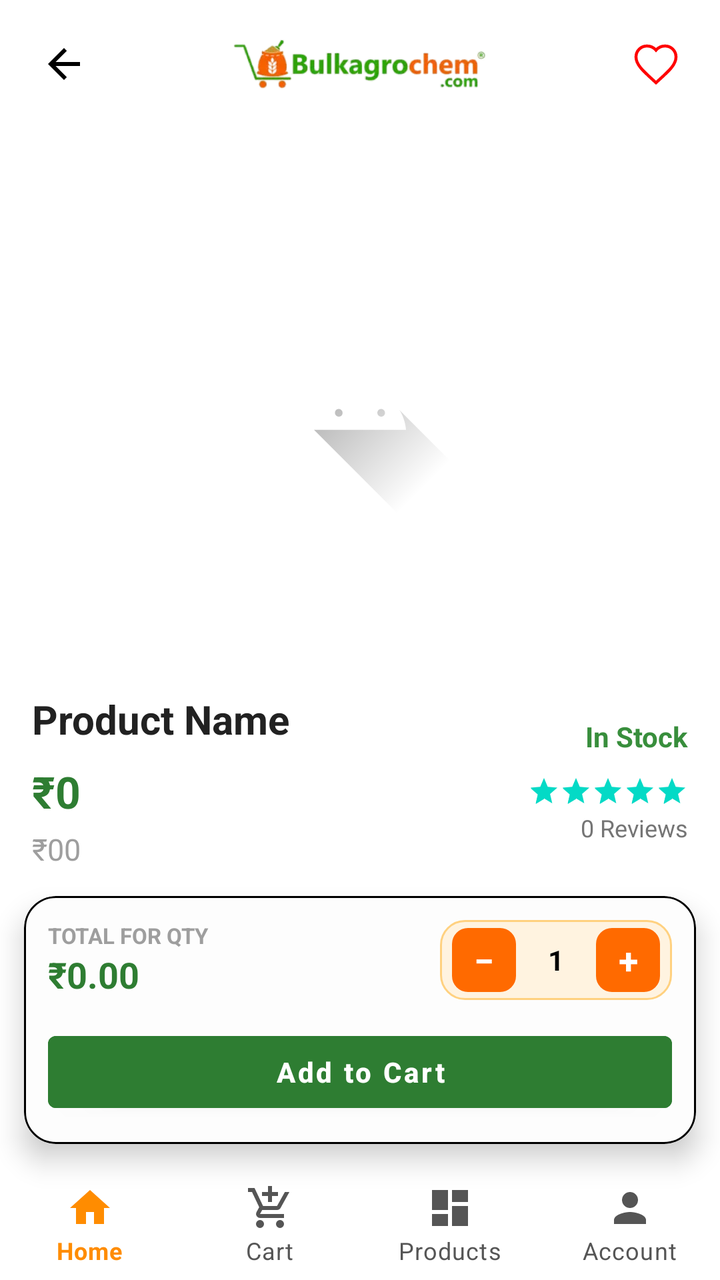
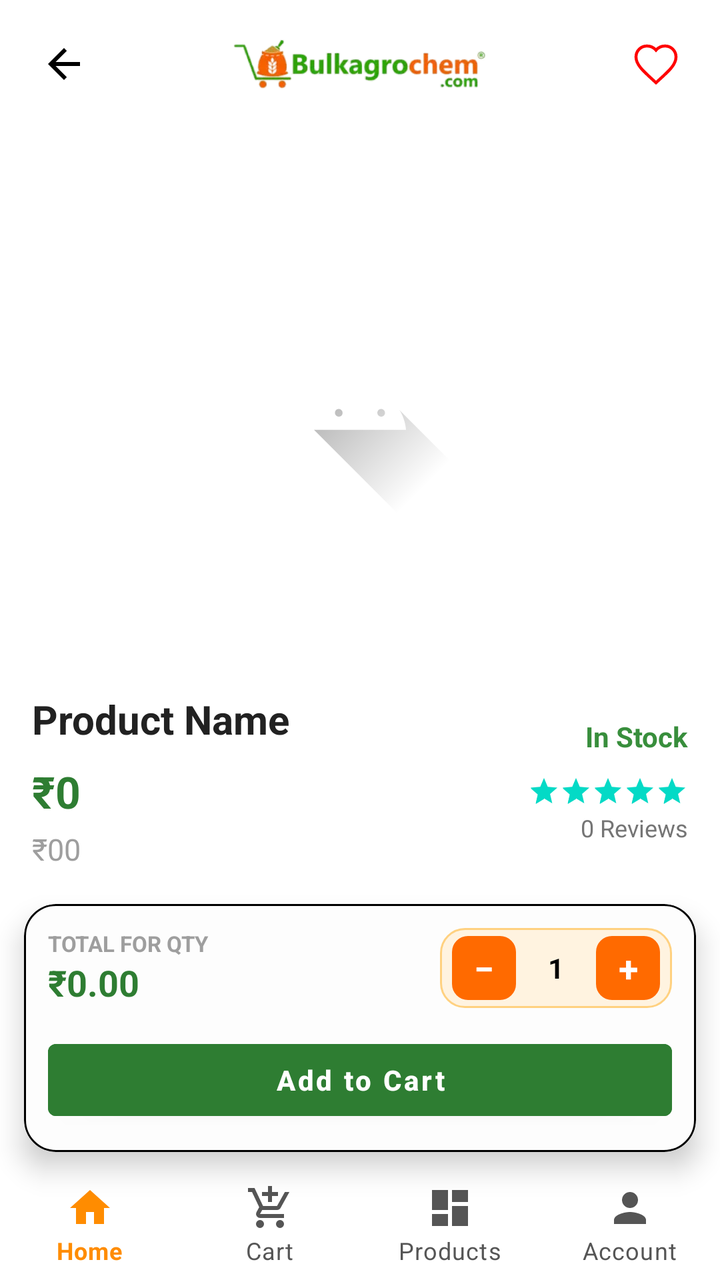

The first picture is an Android layout as it rendered before a commit; the second is the same layout after the commit. The layout source and the unified diff follow.
<!-- AndroidManifest.xml: application theme Theme.BulkAgrochem -->
<!-- res/layout/activity_product_detail.xml -->
<?xml version="1.0" encoding="utf-8"?>
<LinearLayout xmlns:android="http://schemas.android.com/apk/res/android"
    xmlns:app="http://schemas.android.com/apk/res-auto"
    xmlns:tools="http://schemas.android.com/tools"
    android:layout_width="match_parent"
    android:layout_height="match_parent"
    android:background="#FFFFFF"
    android:fitsSystemWindows="true"
    android:orientation="vertical">

    
    <RelativeLayout
        android:layout_width="match_parent"
        android:layout_height="wrap_content"
        android:background="#FFFFFF"
        android:padding="12dp">

        <ImageButton
            android:id="@+id/btnBack"
            android:layout_width="40dp"
            android:layout_height="40dp"
            android:layout_centerVertical="true"
            android:background="?attr/selectableItemBackgroundBorderless"
            android:contentDescription="Back"
            android:src="@drawable/ic_back"
            app:tint="@color/black" />

        <ImageView
            android:id="@+id/ivLogo"
            android:layout_width="140dp"
            android:layout_height="40dp"
            android:layout_centerInParent="true"
            android:contentDescription="@string/app_name"
            android:scaleType="fitCenter"
            android:src="@drawable/logo_bulkagro" />

        <ImageButton
            android:id="@+id/btnWishlistDetail"
            android:layout_width="40dp"
            android:layout_height="40dp"
            android:layout_alignParentEnd="true"
            android:layout_centerVertical="true"
            android:background="@android:color/transparent"
            android:contentDescription="Add to wishlist"
            android:padding="6dp"
            android:scaleType="centerInside"
            android:src="@drawable/ic_wishlist_border" />

    </RelativeLayout>

    <androidx.core.widget.NestedScrollView
        android:id="@+id/main"
        android:layout_width="match_parent"
        android:layout_height="0dp"
        android:layout_weight="1"
        android:background="#FFFFFF">

        <LinearLayout
            android:layout_width="match_parent"
            android:layout_height="wrap_content"
            android:orientation="vertical"
            android:padding="16dp">

            
            <FrameLayout
                android:layout_width="match_parent"
                android:layout_height="wrap_content">

                
                <ImageView
                    android:id="@+id/imgProduct"
                    android:layout_width="match_parent"
                    android:layout_height="250dp"
                    android:scaleType="centerInside"
                    android:src="@drawable/ic_launcher_foreground" />

            </FrameLayout>

            
            <RelativeLayout
                android:layout_width="match_parent"
                android:layout_height="wrap_content"
                android:layout_marginTop="16dp">

                
                <LinearLayout
                    android:id="@+id/leftContent"
                    android:layout_width="match_parent"
                    android:layout_height="wrap_content"
                    android:layout_marginEnd="16dp"
                    android:layout_toStartOf="@+id/rightContent"
                    android:orientation="vertical">

                    
                    <TextView
                        android:id="@+id/txtProductName"
                        android:layout_width="match_parent"
                        android:layout_height="wrap_content"
                        android:ellipsize="end"
                        android:maxLines="2"
                        android:text="Product Name"
                        android:textColor="#212121"
                        android:textSize="20sp"
                        android:textStyle="bold" />

                    
                    <LinearLayout
                        android:layout_width="wrap_content"
                        android:layout_height="wrap_content"
                        android:layout_marginTop="8dp"
                        android:gravity="center_vertical"
                        android:orientation="horizontal">

                        <TextView
                            android:id="@+id/txtProductPrice"
                            android:layout_width="wrap_content"
                            android:layout_height="wrap_content"
                            android:text="₹0"
                            android:textColor="#2E7D32"
                            android:textSize="22sp"
                            android:textStyle="bold" />

                        <FrameLayout
                            android:id="@+id/skeletonPrice"
                            android:layout_width="60dp"
                            android:layout_height="20dp"
                            android:layout_marginStart="8dp"
                            android:visibility="gone">

                            <View
                                android:layout_width="match_parent"
                                android:layout_height="match_parent"
                                android:background="#E0E0E0" />

                            <View
                                android:id="@+id/shimmerPrice"
                                android:layout_width="match_parent"
                                android:layout_height="match_parent"
                                android:background="@drawable/shimmer_gradient" />
                        </FrameLayout>
                    </LinearLayout>

                    
                    <LinearLayout
                        android:layout_width="wrap_content"
                        android:layout_height="wrap_content"
                        android:layout_marginTop="4dp"
                        android:gravity="center_vertical"
                        android:orientation="horizontal">

                        <TextView
                            android:id="@+id/txtOriginalPrice"
                            android:layout_width="wrap_content"
                            android:layout_height="wrap_content"
                            android:text="₹00"
                            android:textColor="#9E9E9E"
                            android:textSize="15sp" />

                        <TextView
                            android:id="@+id/txtDiscount"
                            android:layout_width="wrap_content"
                            android:layout_height="wrap_content"
                            android:layout_marginStart="10dp"
                            android:background="@drawable/bg_discount"
                            android:paddingHorizontal="8dp"
                            android:paddingVertical="4dp"
                            android:text="10% OFF"
                            android:textColor="#FFFFFF"
                            android:textSize="12sp"
                            android:textStyle="bold"
                            android:visibility="gone"
                            tools:visibility="visible" />

                        <FrameLayout
                            android:id="@+id/skeletonDiscount"
                            android:layout_width="70dp"
                            android:layout_height="24dp"
                            android:layout_marginStart="10dp"
                            android:visibility="gone">

                            <View
                                android:layout_width="match_parent"
                                android:layout_height="match_parent"
                                android:background="#E0E0E0" />

                            <View
                                android:id="@+id/shimmerDiscount"
                                android:layout_width="match_parent"
                                android:layout_height="match_parent"
                                android:background="@drawable/shimmer_gradient" />
                        </FrameLayout>
                    </LinearLayout>
                </LinearLayout>

                
                <LinearLayout
                    android:id="@+id/rightContent"
                    android:layout_width="wrap_content"
                    android:layout_height="wrap_content"
                    android:layout_alignParentEnd="true"
                    android:layout_centerVertical="true"
                    android:gravity="end"
                    android:orientation="vertical">

                    
                    <TextView
                        android:id="@+id/txtStock"
                        android:layout_width="wrap_content"
                        android:layout_height="wrap_content"
                        android:text="In Stock"
                        android:textColor="#388E3C"
                        android:textSize="14sp"
                        android:textStyle="bold" />

                    
                    <LinearLayout
                        android:layout_width="wrap_content"
                        android:layout_height="wrap_content"
                        android:layout_marginTop="10dp"
                        android:gravity="end"
                        android:orientation="vertical">

                        <RatingBar
                            android:id="@+id/ratingBar"
                            style="?android:attr/ratingBarStyleSmall"
                            android:layout_width="wrap_content"
                            android:layout_height="wrap_content"
                            android:isIndicator="true"
                            android:numStars="5"
                            android:progressBackgroundTint="#CCCCCC"
                            android:rating="5"
                            android:stepSize="0.5"
                            android:theme="@style/Widget.AppCompat.RatingBar.Small" />

                        <TextView
                            android:id="@+id/txtReviews"
                            android:layout_width="wrap_content"
                            android:layout_height="wrap_content"
                            android:layout_marginTop="2dp"
                            android:text="0 Reviews"
                            android:textColor="#757575"
                            android:textSize="12sp" />
                    </LinearLayout>
                </LinearLayout>
            </RelativeLayout>

            
            <LinearLayout
                android:id="@+id/skeletonDescription"
                android:layout_width="match_parent"
                android:layout_height="wrap_content"
                android:layout_marginTop="16dp"
                android:orientation="vertical"
                android:visibility="gone">

                <FrameLayout
                    android:layout_width="match_parent"
                    android:layout_height="16dp"
                    android:layout_marginTop="4dp">

                    <View
                        android:layout_width="match_parent"
                        android:layout_height="match_parent"
                        android:background="#E0E0E0" />

                    <View
                        android:id="@+id/shimmerDesc1"
                        android:layout_width="match_parent"
                        android:layout_height="match_parent"
                        android:background="@drawable/shimmer_gradient" />
                </FrameLayout>

                <FrameLayout
                    android:layout_width="match_parent"
                    android:layout_height="16dp"
                    android:layout_marginTop="4dp">

                    <View
                        android:layout_width="match_parent"
                        android:layout_height="match_parent"
                        android:background="#E0E0E0" />

                    <View
                        android:id="@+id/shimmerDesc2"
                        android:layout_width="match_parent"
                        android:layout_height="match_parent"
                        android:background="@drawable/shimmer_gradient" />
                </FrameLayout>
            </LinearLayout>

            
            <TextView
                android:id="@+id/txtMaxQtyPriceInfo"
                android:layout_width="wrap_content"
                android:layout_height="wrap_content"
                android:layout_marginTop="24dp"
                android:layout_marginBottom="2dp"
                android:text="₹00 (If you buy max QTY)+ GST (Rates are Per Kg/Per Liter)"
                android:textColor="#000"
                android:textSize="16sp"
                android:textStyle="italic" />

            <TextView
                android:layout_width="wrap_content"
                android:layout_height="wrap_content"
                android:layout_marginTop="12dp"
                android:text="Price Range based on Quantity"
                android:textColor="#000"
                android:textSize="16sp"
                android:textStyle="bold" />

            <TableLayout
                android:id="@+id/tablePriceRange"
                android:layout_width="match_parent"
                android:layout_height="wrap_content"
                android:layout_marginTop="8dp"
                android:background="@drawable/table_border"
                android:stretchColumns="*"
                android:visibility="visible">

                <TableRow
                    android:background="@drawable/table_header_border"
                    android:padding="10dp">

                    <TextView
                        android:padding="8dp"
                        android:text="Quantity (Kg/Ltr/Nos)"
                        android:textColor="@android:color/white"
                        android:textStyle="bold" />

                    <TextView
                        android:padding="8dp"
                        android:text="Price (Per Kg/Ltr/Nos)"
                        android:textColor="@android:color/white"
                        android:textStyle="bold" />
                </TableRow>

            </TableLayout>

            
            <LinearLayout
                android:id="@+id/skeletonTable"
                android:layout_width="match_parent"
                android:layout_height="wrap_content"
                android:orientation="vertical"
                android:visibility="gone">

                <FrameLayout
                    android:layout_width="match_parent"
                    android:layout_height="40dp"
                    android:layout_marginTop="4dp">

                    <View
                        android:layout_width="match_parent"
                        android:layout_height="match_parent"
                        android:background="#E0E0E0" />

                    <View
                        android:id="@+id/shimmerTable1"
                        android:layout_width="match_parent"
                        android:layout_height="match_parent"
                        android:background="@drawable/shimmer_gradient" />
                </FrameLayout>
            </LinearLayout>

            <TextView
                android:id="@+id/tvTermsConditions"
                android:layout_width="wrap_content"
                android:layout_height="wrap_content"
                android:layout_marginTop="16dp"
                android:text="T&amp;C* GST and Transportation Charges are Extra. (Transport Charges are too Pay)"
                android:textColor="#000"
                android:textSize="14sp"
                android:textStyle="italic" />

            
            <TextView
                android:id="@+id/txtDescription"
                android:layout_width="match_parent"
                android:layout_height="wrap_content"
                android:layout_marginTop="16dp"
                android:text="Product Description..."
                android:textColor="#757575"
                android:textSize="14sp"
                android:visibility="gone" />

            <TextView
                android:id="@+id/txtDetails"
                android:layout_width="match_parent"
                android:layout_height="wrap_content"
                android:layout_marginTop="12dp"
                android:text="Product Details..."
                android:textColor="#616161"
                android:textSize="14sp"
                android:visibility="gone" />

            
            <TextView
                android:id="@+id/tvRelated"
                android:layout_width="wrap_content"
                android:layout_height="wrap_content"
                android:layout_marginTop="24dp"
                android:text="Related Products"
                android:textColor="@color/black"
                android:textSize="18sp"
                android:textStyle="bold" />

            <FrameLayout
                android:layout_width="match_parent"
                android:layout_height="wrap_content"
                android:layout_marginTop="12dp">

                <androidx.recyclerview.widget.RecyclerView
                    android:id="@+id/rvRelatedProducts"
                    android:layout_width="match_parent"
                    android:layout_height="wrap_content"
                    android:orientation="horizontal" />

                <HorizontalScrollView
                    android:id="@+id/skeleton_related"
                    android:layout_width="match_parent"
                    android:layout_height="wrap_content"
                    android:scrollbars="none"
                    android:visibility="gone">

                    <LinearLayout
                        android:layout_width="wrap_content"
                        android:layout_height="wrap_content"
                        android:orientation="horizontal">

                        <include layout="@layout/item_skeleton_product" />

                        <include layout="@layout/item_skeleton_product" />

                        <include layout="@layout/item_skeleton_product" />
                    </LinearLayout>
                </HorizontalScrollView>
            </FrameLayout>

        </LinearLayout>
    </androidx.core.widget.NestedScrollView>

    
    <com.google.android.material.card.MaterialCardView
        android:id="@+id/cardQuantitySelector"
        android:layout_width="match_parent"
        android:layout_height="wrap_content"
        android:layout_margin="12dp"
        app:cardBackgroundColor="#FDFDFD"
        app:cardCornerRadius="16dp"
        android:background="@drawable/bg_skeleton"
        app:cardElevation="8dp"
        app:strokeColor="@color/black"
        app:strokeWidth="1dp">

        <LinearLayout
            android:layout_width="match_parent"
            android:layout_height="wrap_content"
            android:orientation="vertical"
            android:padding="12dp">

            <RelativeLayout
                android:layout_width="match_parent"
                android:layout_height="wrap_content">

                <LinearLayout
                    android:layout_width="wrap_content"
                    android:layout_height="wrap_content"
                    android:layout_alignParentStart="true"
                    android:layout_centerVertical="true"
                    android:gravity="start"
                    android:orientation="vertical">

                    <TextView
                        android:layout_width="wrap_content"
                        android:layout_height="wrap_content"
                        android:text="Total for Qty"
                        android:textAllCaps="true"
                        android:textColor="#9E9E9E"
                        android:textSize="11sp"
                        android:textStyle="bold" />

                    <TextView
                        android:id="@+id/txtQtySubtotal"
                        android:layout_width="wrap_content"
                        android:layout_height="wrap_content"
                        android:text="₹0.00"
                        android:textColor="#2E7D32"
                        android:textSize="18sp"
                        android:textStyle="bold" />
                </LinearLayout>

                <LinearLayout
                    android:id="@+id/qty_stepper_container"
                    android:layout_width="wrap_content"
                    android:layout_height="wrap_content"
                    android:layout_alignParentEnd="true"
                    android:layout_centerVertical="true"
                    android:background="@drawable/bg_qty_stepper_pill"
                    android:gravity="center_vertical"
                    android:orientation="horizontal"
                    android:paddingHorizontal="6dp"
                    android:paddingVertical="4dp">

                    <TextView
                        android:id="@+id/btnMinus"
                        android:layout_width="32dp"
                        android:layout_height="32dp"
                        android:background="@drawable/bg_qty_button"
                        android:clickable="true"
                        android:focusable="true"
                        android:gravity="center"
                        android:text="−"
                        android:textColor="@color/white"
                        android:textSize="18sp"
                        android:textStyle="bold" />

                    <TextView
                        android:id="@+id/txtQty"
                        android:layout_width="40dp"
                        android:layout_height="wrap_content"
                        android:gravity="center"
                        android:text="1"
                        android:textColor="@color/black"
                        android:textSize="14sp"
                        android:textStyle="bold" />

                    <TextView
                        android:id="@+id/btnPlus"
                        android:layout_width="32dp"
                        android:layout_height="32dp"
                        android:background="@drawable/bg_qty_button"
                        android:clickable="true"
                        android:focusable="true"
                        android:gravity="center"
                        android:text="+"
                        android:textColor="@color/white"
                        android:textSize="18sp"
                        android:textStyle="bold" />
                </LinearLayout>
            </RelativeLayout>

            <Button
                android:id="@+id/btnAddToCart"
                android:layout_width="match_parent"
                android:layout_height="48dp"
                android:layout_marginTop="12dp"
                android:backgroundTint="#2E7D32"
                android:text="Add to Cart"
                android:textColor="#FFFFFF"
                android:textAllCaps="false"
                android:textStyle="bold" />

            <Button
                android:id="@+id/btnReturnToCart"
                android:layout_width="match_parent"
                android:layout_height="48dp"
                android:layout_marginTop="12dp"
                android:backgroundTint="#FF6F00"
                android:text="Return to Cart"
                android:textColor="#FFFFFF"
                android:textSize="14sp"
                android:textStyle="bold"
                android:visibility="gone"
                android:textAllCaps="false"
                app:icon="@drawable/outline_add_shopping_cart_24"
                app:iconGravity="textStart"
                app:iconPadding="8dp"
                app:iconTint="#FFFFFF" />

        </LinearLayout>
    </com.google.android.material.card.MaterialCardView>

    <include layout="@layout/layout_bottom_nav" />

</LinearLayout>
<!-- res/layout/item_skeleton_product.xml (included above) -->
<?xml version="1.0" encoding="utf-8"?>
<androidx.cardview.widget.CardView xmlns:android="http://schemas.android.com/apk/res/android"
    xmlns:app="http://schemas.android.com/apk/res-auto"
    android:layout_width="150dp"
    android:layout_height="200dp"
    android:layout_margin="8dp"
    app:cardCornerRadius="8dp"
    app:cardElevation="2dp">

    <LinearLayout
        android:layout_width="match_parent"
        android:layout_height="match_parent"
        android:orientation="vertical"
        android:padding="8dp">

        <View
            android:layout_width="match_parent"
            android:layout_height="120dp"
            android:background="@drawable/bg_skeleton" />

        <View
            android:layout_width="match_parent"
            android:layout_height="16dp"
            android:layout_marginTop="8dp"
            android:background="@drawable/bg_skeleton" />

        <View
            android:layout_width="80dp"
            android:layout_height="14dp"
            android:layout_marginTop="4dp"
            android:background="@drawable/bg_skeleton" />

    </LinearLayout>
</androidx.cardview.widget.CardView>
<!-- res/layout/layout_bottom_nav.xml (included above) -->
<?xml version="1.0" encoding="utf-8"?>
<com.google.android.material.bottomnavigation.BottomNavigationView
    xmlns:android="http://schemas.android.com/apk/res/android"
    xmlns:app="http://schemas.android.com/apk/res-auto"
    android:id="@+id/bottom_navigation"
    android:layout_width="match_parent"
    android:layout_height="wrap_content"
    android:background="@android:color/white"
    app:backgroundTint="@null"
    app:menu="@menu/bottom_nav_menu"
    app:labelVisibilityMode="labeled"
    app:itemIconTint="@color/bottom_nav_colors"
    app:itemTextColor="@color/bottom_nav_colors"
    app:elevation="0dp"
    app:paddingBottomSystemWindowInsets="false"
    app:paddingLeftSystemWindowInsets="false"
    app:paddingRightSystemWindowInsets="false" />
<!-- resources referenced by this layout -->
<resources>
  <color name="black">#FF000000</color>
  <color name="white">#FFFFFFFF</color>
  <!-- drawable bg_discount (drawable) -->
  <shape xmlns:android="http://schemas.android.com/apk/res/android">
      <solid android:color="#D32F2F"/>
      <corners android:radius="6dp"/>
  </shape>
  <!-- drawable bg_qty_button (drawable) -->
  <?xml version="1.0" encoding="utf-8"?>
  <shape xmlns:android="http://schemas.android.com/apk/res/android">
      <solid android:color="#FF6A00"/>
      <corners android:radius="8dp"/>
  </shape>
  <!-- drawable bg_qty_stepper_pill (drawable) -->
  <?xml version="1.0" encoding="utf-8"?>
  <shape xmlns:android="http://schemas.android.com/apk/res/android">
      <solid android:color="#FFF3E0"/>
      <corners android:radius="12dp"/>
      <stroke android:width="1dp" android:color="#FFD180"/>
  </shape>
  <!-- drawable bg_skeleton (drawable) -->
  <?xml version="1.0" encoding="utf-8"?>
  <shape xmlns:android="http://schemas.android.com/apk/res/android">
      <solid android:color="#E0E0E0" />
      <corners android:radius="4dp" />
  </shape>
  <!-- drawable ic_back (drawable) -->
  <vector xmlns:android="http://schemas.android.com/apk/res/android" android:autoMirrored="true" android:height="24dp" android:tint="#000000" android:viewportHeight="24" android:viewportWidth="24" android:width="24dp">
        
      <path android:fillColor="@android:color/white" android:pathData="M20,11H7.83l5.59,-5.59L12,4l-8,8 8,8 1.41,-1.41L7.83,13H20v-2z"/>
      
  </vector>
  <!-- drawable ic_wishlist_border (drawable) -->
  <vector xmlns:android="http://schemas.android.com/apk/res/android"
      android:width="24dp"
      android:height="24dp"
      android:viewportWidth="24"
      android:viewportHeight="24">
    <path
        android:fillColor="#FFFFFF"
        android:strokeColor="#FF0000"
        android:strokeWidth="1.5"
        android:pathData="M12,21.35L10.55,20.03C5.4,15.36 2,12.27 2,8.5C2,5.41 4.41,3 7.5,3C9.24,3 10.91,3.81 12,5.08C13.09,3.81 14.76,3 16.5,3C19.59,3 22,5.41 22,8.5C22,12.27 18.6,15.36 13.45,20.03L12,21.35Z"/>
  </vector>
  <!-- drawable shimmer_gradient (drawable) -->
  <?xml version="1.0" encoding="utf-8"?>
  <shape xmlns:android="http://schemas.android.com/apk/res/android">
      <gradient
          android:startColor="#00FFFFFF"
          android:centerColor="#4DFFFFFF"
          android:endColor="#00FFFFFF"
          android:angle="0" />
  </shape>
  <!-- drawable table_border (drawable) -->
  <shape xmlns:android="http://schemas.android.com/apk/res/android">
      <stroke
          android:width="1dp"
          android:color="@color/black"/>
  </shape>
  <!-- drawable table_header_border (drawable) -->
  <shape xmlns:android="http://schemas.android.com/apk/res/android">
      <solid android:color="#FF6F00"/>
      <stroke
          android:width="1dp"
          android:color="@color/black">
      </stroke>
  
  
  </shape>
  <string name="app_name">BulkAgrochem</string>
  <style name="Theme.BulkAgrochem" parent="Base.Theme.BulkAgrochem" />
  <style name="Base.Theme.BulkAgrochem" parent="Theme.MaterialComponents.DayNight.NoActionBar">
          
          <item name="colorPrimary">@color/colorPrimary</item>
          <item name="colorPrimaryVariant">@color/colorPrimaryDark</item>
          <item name="colorOnPrimary">@color/colorOnPrimary</item>
  
          <item name="android:windowBackground">@android:color/white</item>
          <item name="colorSurface">@android:color/white</item>
  
          
          <item name="android:statusBarColor">@android:color/white</item>
          <item name="android:windowLightStatusBar">true</item>
      </style>
  <color name="colorPrimary">@color/orange_brand</color>
  <color name="colorPrimaryDark">@color/black</color>
  <color name="colorOnPrimary">@color/white</color>
  <color name="orange_brand">#FF6A00</color>
  <!-- unchanged entries left out for length: 3 -->
</resources>

<!-- the commit's change to res/layout/activity_product_detail.xml (unified diff, before → after) -->
@@ -59,7 +59,10 @@
             android:layout_width="match_parent"
             android:layout_height="wrap_content"
             android:orientation="vertical"
-            android:padding="16dp">
+            android:paddingStart="16dp"
+            android:paddingTop="16dp"
+            android:paddingEnd="16dp"
+            android:paddingBottom="0dp">
 
             
             <FrameLayout
@@ -445,10 +448,12 @@
         android:id="@+id/cardQuantitySelector"
         android:layout_width="match_parent"
         android:layout_height="wrap_content"
-        android:layout_margin="12dp"
+        android:layout_marginStart="12dp"
+        android:layout_marginEnd="12dp"
+        android:layout_marginTop="0dp"
+        android:layout_marginBottom="8dp"
         app:cardBackgroundColor="#FDFDFD"
         app:cardCornerRadius="16dp"
-        android:background="@drawable/bg_skeleton"
         app:cardElevation="8dp"
         app:strokeColor="@color/black"
         app:strokeWidth="1dp">
